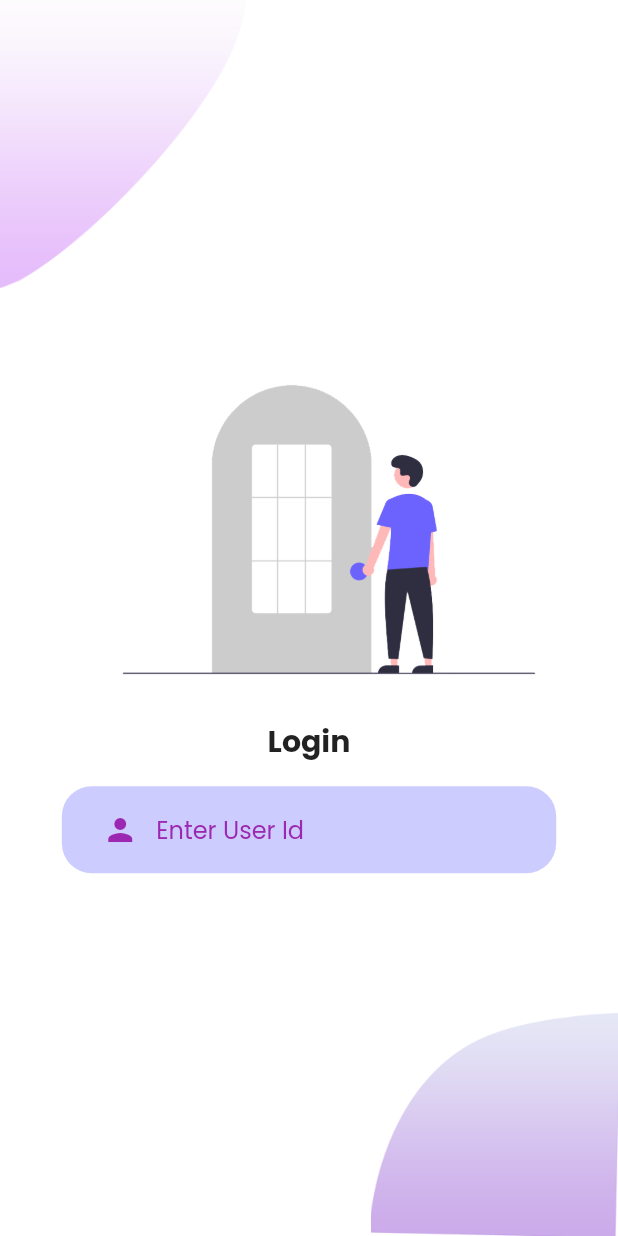
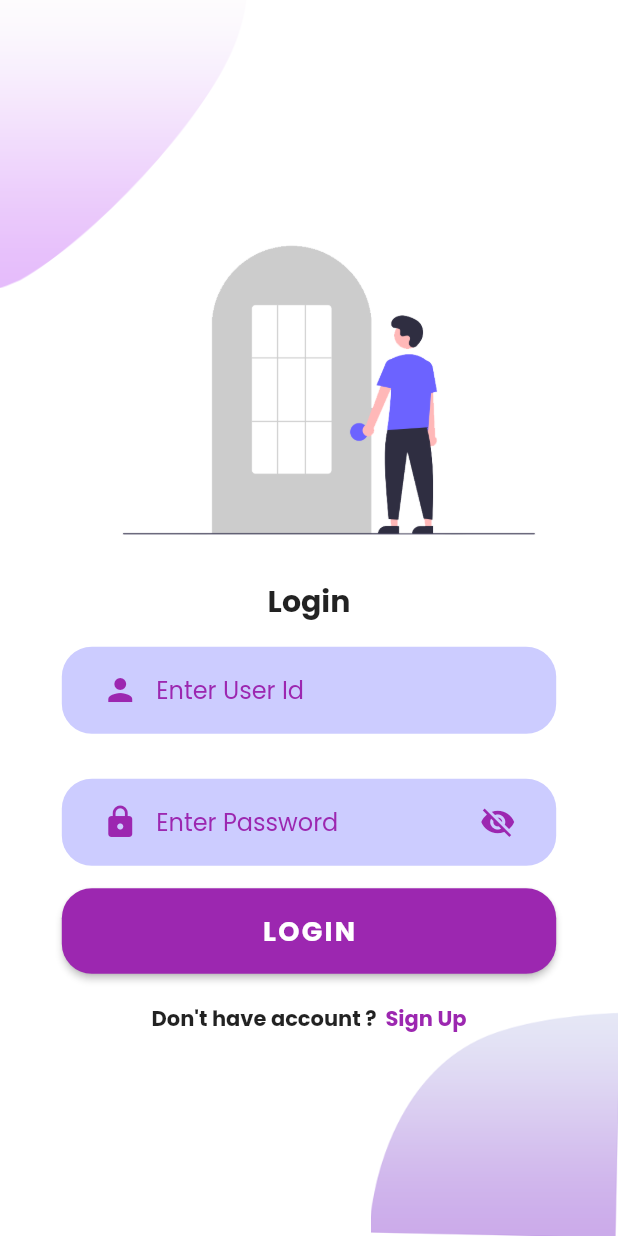
Before and after one commit to Raunak9199/login_signup_flutter_tutorial, a Flutter app: the screen it shows after launch, after a tap on "LOGIN", on a phone screen of 412 x 824 dp. Run offline on Flutter 3.47's test engine with Material 2 defaults, Android fonts, the light colour scheme and no system bars; our stand-ins replace get, google_fonts.

Commit message:
login page done

```diff
--- a/lib/view/login/components/userId_text_field.dart
+++ b/lib/view/login/components/userId_text_field.dart
@@ -9,6 +9,7 @@ class UserIdTextField extends StatelessWidget {
     required this.userIdHintTextClr,
     required this.userIdTextFieldPrefixIcon,
     required this.onUserIdValueChanged,
+    // this.suffixIcon,
   }) : super(key: key);
 
   final TextEditingController userIdController;
@@ -17,6 +18,7 @@ class UserIdTextField extends StatelessWidget {
   final Color userIdHintTextClr;
   final IconData userIdTextFieldPrefixIcon;
   final Function onUserIdValueChanged;
+  // final IconData? suffixIcon;
 
   @override
   Widget build(BuildContext context) {
@@ -37,6 +39,10 @@ class UserIdTextField extends StatelessWidget {
           color: userIdHintTextClr,
         ),
         border: InputBorder.none,
+        // suffixIcon: Icon(
+        //   suffixIcon,
+        //   color: userIdHintTextClr,
+        // ),
         prefixIcon: Icon(
           userIdTextFieldPrefixIcon,
           color: userIdHintTextClr,
--- /dev/null
+++ b/lib/view/login/components/user_pass_text_fileld.dart
@@ -0,0 +1,55 @@
+import 'package:flutter/material.dart';
+
+class UserPassTextField extends StatelessWidget {
+  const UserPassTextField({
+    Key? key,
+    required this.userPassController,
+    required this.userPassErrorText,
+    required this.userPass,
+    required this.userPassHintTextClr,
+    required this.userPassTextFieldPrefixIcon,
+    required this.onUserPassValueChanged,
+    required this.suffixIcon,
+  }) : super(key: key);
+
+  final TextEditingController userPassController;
+  final String userPassErrorText;
+  final String userPass;
+  final Color userPassHintTextClr;
+  final IconData userPassTextFieldPrefixIcon;
+  final Function onUserPassValueChanged;
+  final IconData suffixIcon;
+
+  @override
+  Widget build(BuildContext context) {
+    return TextFormField(
+      controller: userPassController,
+      validator: (value) {
+        if (value!.isEmpty) {
+          return userPassErrorText;
+        }
+        return null;
+      },
+      onChanged: (value) {
+        onUserPassValueChanged(value);
+      },
+      obscureText: true,
+      decoration: InputDecoration(
+        hintText: userPass,
+        hintStyle: TextStyle(
+          color: userPassHintTextClr,
+        ),
+        border: InputBorder.none,
+        suffixIcon: IconButton(
+          onPressed: () {},
+          icon: Icon(suffixIcon),
+          color: userPassHintTextClr,
+        ),
+        prefixIcon: Icon(
+          userPassTextFieldPrefixIcon,
+          color: userPassHintTextClr,
+        ),
+      ),
+    );
+  }
+}
--- a/lib/view/login/login_page.dart
+++ b/lib/view/login/login_page.dart
@@ -1,5 +1,8 @@
 import 'package:flutter/material.dart';
 import 'package:my_project_getx/view/login/components/login_background.dart';
+import 'package:my_project_getx/view/login/components/user_pass_text_fileld.dart';
+import 'package:my_project_getx/view/sign_up/sign_up.dart';
+import 'package:my_project_getx/view/welcome_page/components/custom_button.dart';
 import 'package:my_project_getx/widgets/my_theme.dart';
 
 import 'components/textField_decorator.dart';
@@ -8,15 +11,16 @@ import 'components/userId_text_field.dart';
 class LoginPage extends StatelessWidget {
   const LoginPage({Key? key}) : super(key: key);
 
+  static final _formKey = GlobalKey<FormState>();
   @override
   Widget build(BuildContext context) {
-    final _formKey = GlobalKey<FormState>();
     TextEditingController userIdController = TextEditingController();
     TextEditingController passController = TextEditingController();
     String userIdErrorText = 'User ID cannot be empty';
     String userId = 'Enter User Id';
     Color userIdHintTextClr = Colors.purple;
     IconData userIdTextFieldPrefixIcon = Icons.person;
+    IconData suffixIcon = Icons.visibility_off;
     // Color userIdTextFieldPrefixIconClr = Colors.purple;
     Size size = MediaQuery.of(context).size;
 
@@ -54,8 +58,57 @@ class LoginPage extends StatelessWidget {
                           },
                         ),
                       ),
+                      TextFieldDecorator(
+                        child: UserPassTextField(
+                            userPassController: passController,
+                            userPassErrorText: 'Password can not be empty',
+                            userPass: 'Enter Password',
+                            userPassHintTextClr: Colors.purple,
+                            userPassTextFieldPrefixIcon: Icons.lock,
+                            onUserPassValueChanged: (value) {
+                              print('pass vlalue $value');
+                            },
+                            suffixIcon: suffixIcon),
+                      ),
+                      CustomButton(
+                        textClr: Colors.white,
+                        btnText: 'LOGIN',
+                        btnClick: () {},
+                        btnClr: MyTheme.loginBtnCLr,
+                      ),
                     ],
                   ),
+                ),
+                const SizedBox(height: 20),
+                Row(
+                  mainAxisAlignment: MainAxisAlignment.center,
+                  children: [
+                    const Text(
+                      'Don\'t have account ? ',
+                      style: TextStyle(
+                        fontWeight: FontWeight.bold,
+                        fontSize: 14,
+                      ),
+                    ),
+                    GestureDetector(
+                      onTap: () {
+                        Navigator.push(
+                          context,
+                          MaterialPageRoute(
+                            builder: (context) => const SignUpPage(),
+                          ),
+                        );
+                      },
+                      child: const Text(
+                        ' Sign Up',
+                        style: TextStyle(
+                          fontWeight: FontWeight.bold,
+                          fontSize: 14,
+                          color: Colors.purple,
+                        ),
+                      ),
+                    ),
+                  ],
                 ),
               ],
             ),
--- /dev/null
+++ b/lib/view/sign_up/sign_up.dart
@@ -0,0 +1,12 @@
+import 'package:flutter/material.dart';
+
+class SignUpPage extends StatelessWidget {
+  const SignUpPage({Key? key}) : super(key: key);
+
+  @override
+  Widget build(BuildContext context) {
+    return Scaffold(
+      body: Container(),
+    );
+  }
+}
--- a/lib/view/welcome_page/my_home_page.dart
+++ b/lib/view/welcome_page/my_home_page.dart
@@ -59,8 +59,6 @@ class MyHomePage extends StatelessWidget {
   }
 
   loginBtnHandler(BuildContext context) {
-    // Get.to(
-    //   () => const LoginPage(),
     Navigator.of(context)
         .push(MaterialPageRoute(builder: (context) => LoginPage()));
     // );
```
